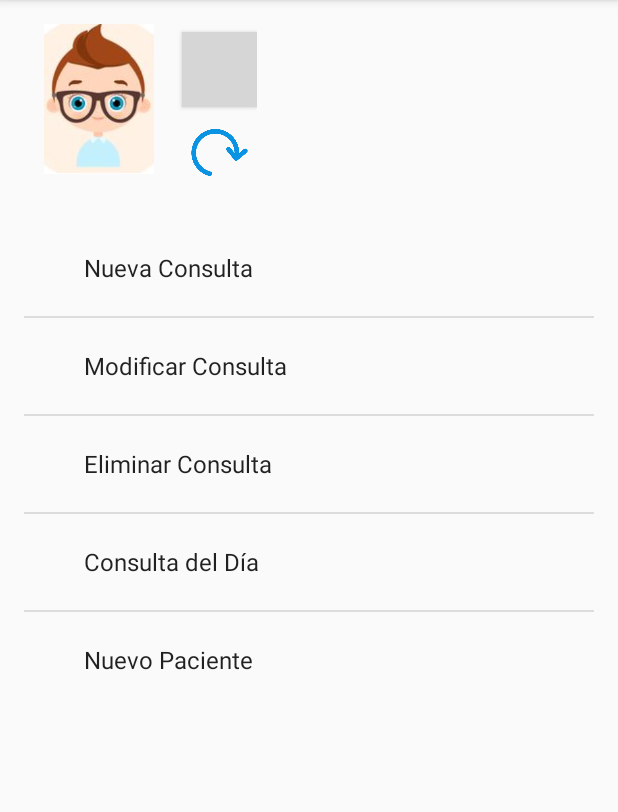
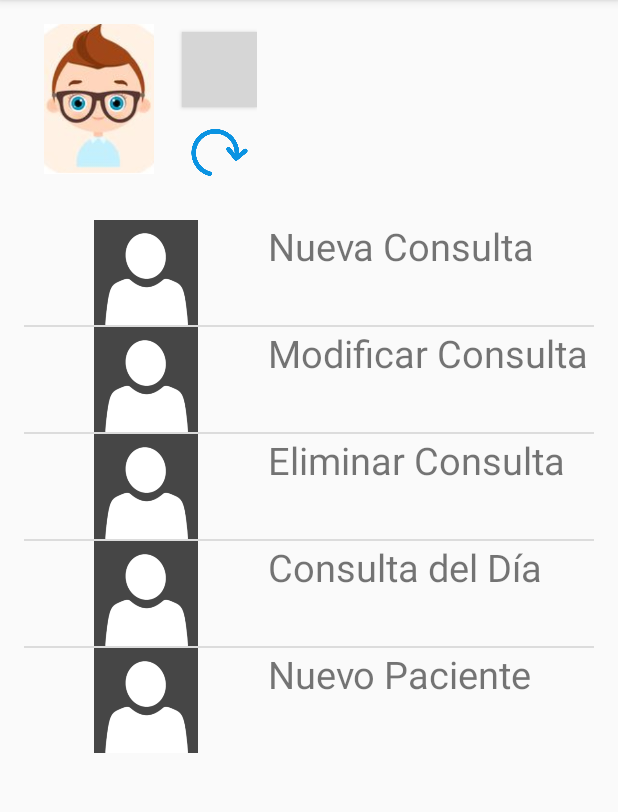
Before and after one commit to edgkid/OptotypeRepositoryV4, an Android app: the DashBoardActivity screen opened directly, with no data from a screen before it, on a phone screen of 412 x 824 dp, the part 84-896 px from its top. Run offline under Robolectric (Android 15) with nearby library versions, the light colour scheme and no system bars; grey boxes are pictures that could not be loaded.

Commit message:
se personaliza el menu (crud) del doctor, falta incluir iconos adecuados

```diff
--- a/OptotypeSystemDevelop/app/src/main/java/com/example/edgar/optotypesystemdevelop/DashBoardActivity.java
+++ b/OptotypeSystemDevelop/app/src/main/java/com/example/edgar/optotypesystemdevelop/DashBoardActivity.java
@@ -124,15 +124,16 @@ public class DashBoardActivity extends AppCompatActivity implements View.OnClick
 
     public void loadListMenuDoctor(){
 
-        menuDoctor = new String []{ "Nueva Consulta",
-                                    "Modificar Consulta",
-                                    "Eliminar Consulta",
-                                    "Consulta del Día",
-                                    "Nuevo Paciente"
+        ItemMenuDoctor itemsData[] = new ItemMenuDoctor[]{
+                new ItemMenuDoctor(R.drawable.usuario_icon, "Nueva Consulta"),
+                new ItemMenuDoctor(R.drawable.usuario_icon, "Modificar Consulta"),
+                new ItemMenuDoctor(R.drawable.usuario_icon, "Eliminar Consulta"),
+                new ItemMenuDoctor(R.drawable.usuario_icon, "Consulta del Día"),
+                new ItemMenuDoctor(R.drawable.usuario_icon, "Nuevo Paciente")
         };
 
-        ArrayAdapter<String> adapterMenuDoctor = new ArrayAdapter<String>(this,android.R.layout.simple_expandable_list_item_1, menuDoctor);
-        listViewMenu.setAdapter(adapterMenuDoctor);
+        ItemMenuDoctorAdapter itemMenuDoctorAdapter = new ItemMenuDoctorAdapter(this, R.layout.listview_item_doctor_row, itemsData);
+        listViewMenu.setAdapter(itemMenuDoctorAdapter);
 
         callActivitiesByDoctor();
 
--- a/OptotypeSystemDevelop/app/src/main/res/layout/listview_item_doctor_row.xml
+++ b/OptotypeSystemDevelop/app/src/main/res/layout/listview_item_doctor_row.xml
@@ -1,23 +1,23 @@
 <?xml version="1.0" encoding="utf-8"?>
 <LinearLayout xmlns:android="http://schemas.android.com/apk/res/android"
-    android:orientation="vertical"
     android:layout_width="match_parent"
     android:layout_height="match_parent"
-    android:layout_weight="10">
+    android:layout_weight="10"
+    android:orientation="horizontal">
 
     <ImageView
         android:id="@+id/crudIconDoctor"
-        android:layout_width="50dp"
-        android:layout_height="50dp"
+        android:layout_width="70dp"
+        android:layout_height="70dp"
         android:layout_weight="3"
-        android:src="@drawable/usuario_icon"
-        />
+        android:src="@drawable/usuario_icon" />
 
     <TextView
         android:id="@+id/textOptionDoctor"
         android:layout_width="0dp"
         android:layout_height="wrap_content"
         android:layout_weight="7"
-        />
+        android:textSize="25dp"
+        android:text="prueba" />
 
 </LinearLayout>
```
